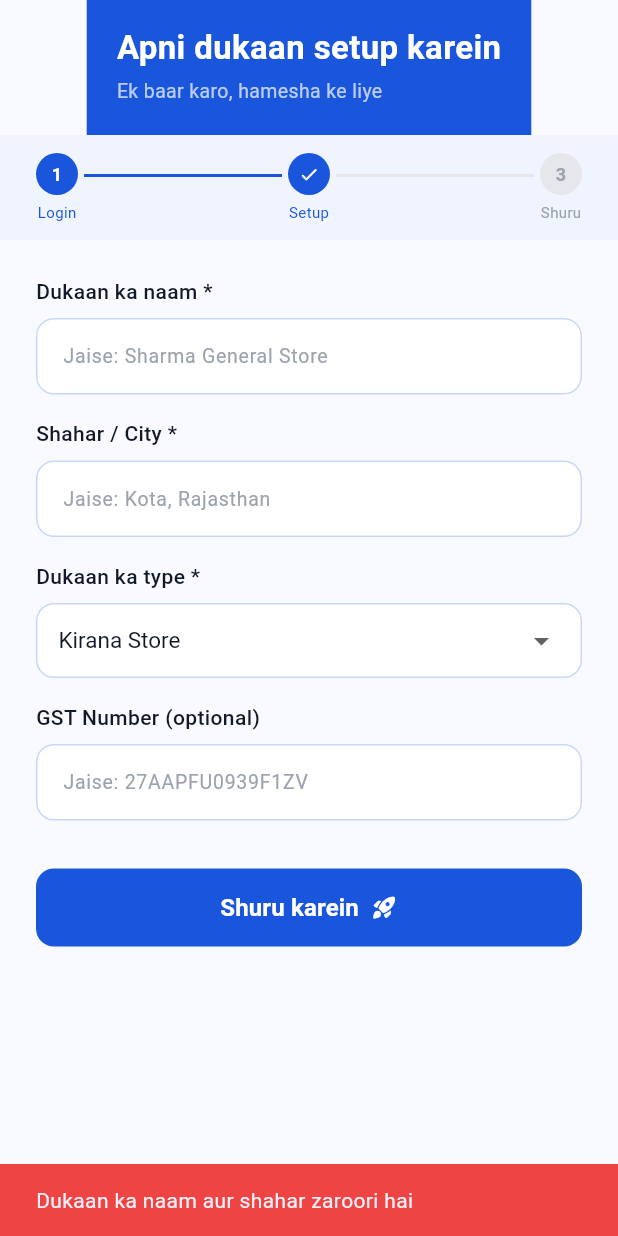
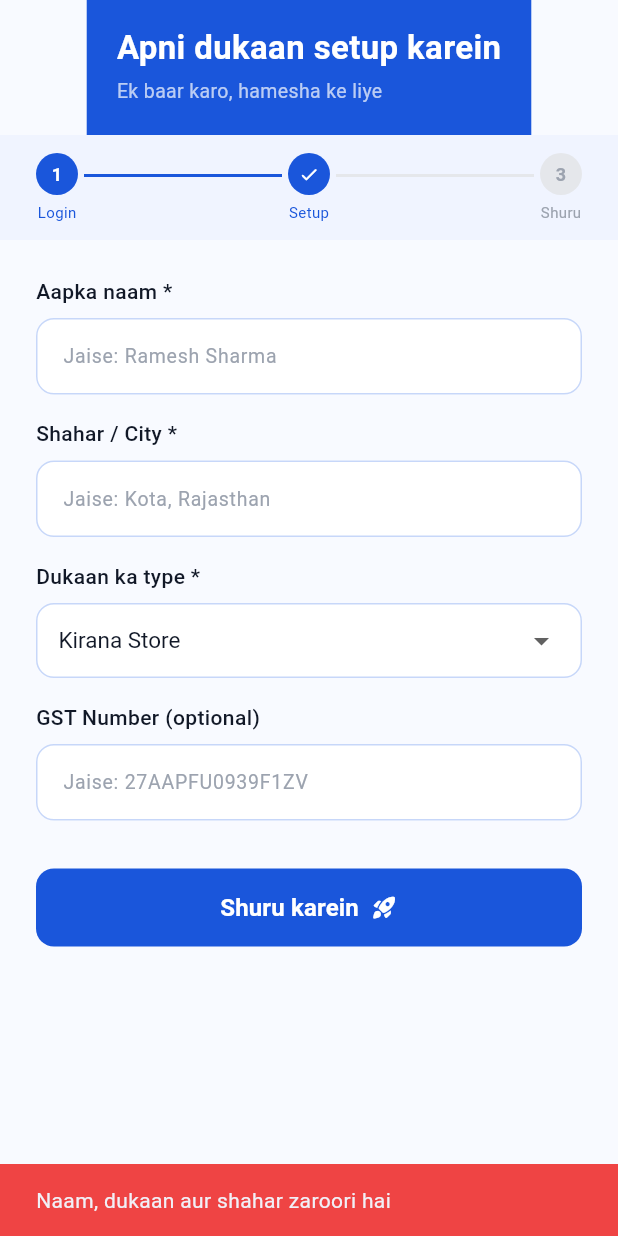
Before and after one commit to Kunalkhuteta/SaafHisaab, a Flutter app: the ShopSetupScreen screen opened directly, after a tap on "Shuru karein", on a phone screen of 412 x 824 dp. Run offline on Flutter 3.47's test engine with Material 3 defaults, Android fonts, the phone set to English and light mode, and no system bars; our stand-ins replace firebase_core, flutter_dotenv, flutter_riverpod, supabase_flutter; accounts and stored records are empty.

Commit message:
Add Firebase configuration and enhance authentication flow with OTP verification and shop setup

```diff
--- a/lib/screens/auth/shop_setup_screen.dart
+++ b/lib/screens/auth/shop_setup_screen.dart
@@ -1,6 +1,8 @@
 import 'package:flutter/material.dart';
 import '../../constants/app_colors.dart';
 import '../home/home_screen.dart';
+import '../../services/auth_service.dart';
+import '../../services/supabase_service.dart';
 
 class ShopSetupScreen extends StatefulWidget {
   const ShopSetupScreen({super.key});
@@ -12,6 +14,7 @@ class _ShopSetupScreenState extends State<ShopSetupScreen> {
   final _shopNameController = TextEditingController();
   final _cityController = TextEditingController();
   final _gstController = TextEditingController();
+  final _ownerNameController = TextEditingController();
   String _selectedType = 'Kirana Store';
   bool _isLoading = false;
 
@@ -22,26 +25,63 @@ class _ShopSetupScreenState extends State<ShopSetupScreen> {
   ];
 
 void _saveShop() async {
-    if (_shopNameController.text.isEmpty || _cityController.text.isEmpty) {
+  if (_ownerNameController.text.trim().isEmpty ||
+      _shopNameController.text.trim().isEmpty ||
+      _cityController.text.trim().isEmpty) {
     ScaffoldMessenger.of(context).showSnackBar(
       const SnackBar(
-            content: Text('Dukaan ka naam aur shahar zaroori hai'),
-            backgroundColor: AppColors.error),
+        content: Text('Naam, dukaan aur shahar zaroori hai'),
+        backgroundColor: AppColors.error,
+      ),
     );
     return;
   }
   setState(() => _isLoading = true);
-    await Future.delayed(const Duration(seconds: 1));
-    setState(() => _isLoading = false);
+  try {
+    final userId = AuthService.currentUserId;
+    final userPhone = AuthService.currentUserPhone;
+    if (userId == null) throw Exception('User not logged in');
+
+    await SupabaseService.saveShop(
+      userId: userId,
+      ownerName: _ownerNameController.text.trim(),
+      shopName: _shopNameController.text.trim(),
+      city: _cityController.text.trim(),
+      shopType: _selectedType,
+      phone: userPhone ?? '',
+      gstNumber: _gstController.text.trim(),
+    );
+
     if (mounted) {
       Navigator.pushAndRemoveUntil(
         context,
         MaterialPageRoute(builder: (_) => const HomeScreen()),
-          (route) => false);
+        (route) => false,
+      );
+    }
+  } catch (e) {
+    if (mounted) {
+      ScaffoldMessenger.of(context).showSnackBar(
+        SnackBar(
+          content: Text('Error: ${e.toString()}'),
+          backgroundColor: AppColors.error,
+        ),
+      );
+    }
+  } finally {
+    if (mounted) setState(() => _isLoading = false);
   }
 }
 
   @override
+  void dispose() {
+  _ownerNameController.dispose();
+  _shopNameController.dispose();
+  _cityController.dispose();
+  _gstController.dispose();
+  super.dispose();
+}
+
   Widget build(BuildContext context) {
     return Scaffold(
       backgroundColor: AppColors.background,
@@ -88,8 +128,7 @@ class _ShopSetupScreenState extends State<ShopSetupScreen> {
               child: Column(
                 crossAxisAlignment: CrossAxisAlignment.start,
                 children: [
-                  _buildField('Dukaan ka naam *', 'Jaise: Sharma General Store',
-                      _shopNameController),
+                  _buildField('Aapka naam *', 'Jaise: Ramesh Sharma', _ownerNameController),
 const SizedBox(height: 16),
                   _buildField('Shahar / City *', 'Jaise: Kota, Rajasthan',
                       _cityController),
```
Also changed, not shown: lib/main.dart (+56 -16 lines), lib/screens/auth/otp_screen.dart (+48 -5 lines), lib/firebase_options.dart (added). Lines whose indentation alone changed are shown as unchanged.
